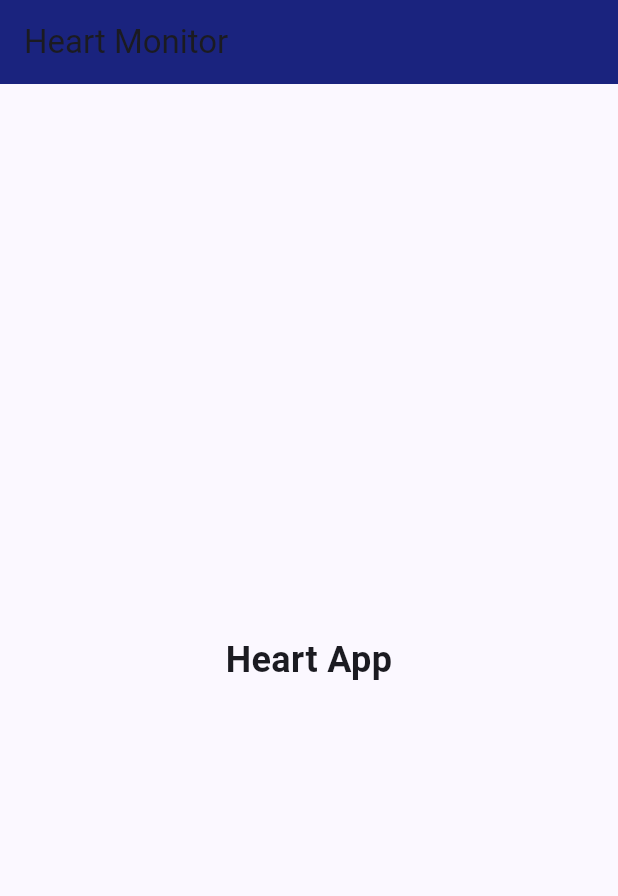
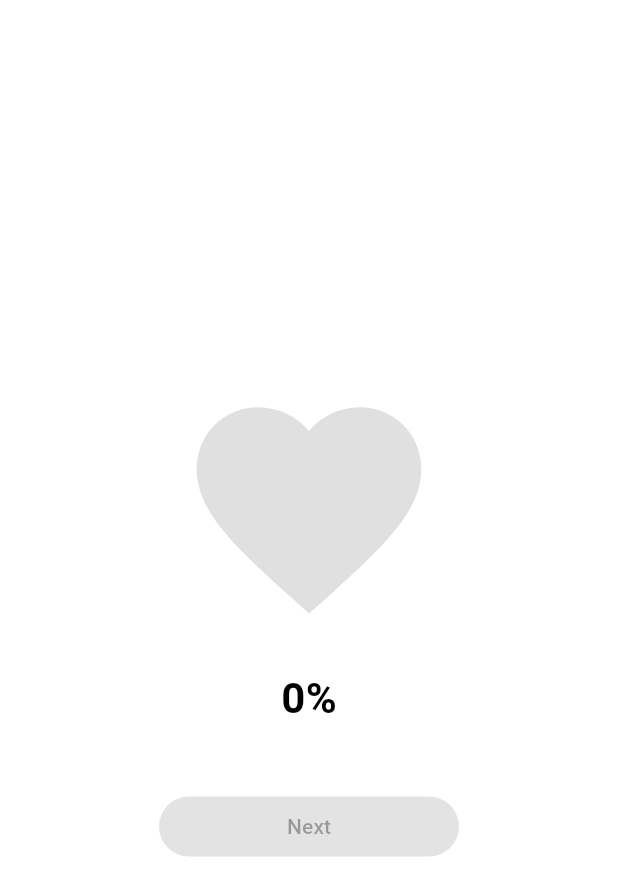
Before and after one commit to aravindsiddhanthi/Heart_App, a Flutter app: the screen it shows after launch, on a phone screen of 412 x 824 dp. Shown: the top 896 px of the screen. Run offline on Flutter 3.47's test engine with Material 3 defaults, Android fonts, the phone set to English and light mode, and no system bars.

Commit message:
Added HeartViewModel which controls app logic and heart filling & HeartServiceLayer for heart increment logic and DI

```diff
--- a/lib/main.dart
+++ b/lib/main.dart
@@ -2,28 +2,22 @@ import 'package:flutter/material.dart';
 import 'view/home_view.dart';
 
 void main() {
-  // entry point
   runApp(const HeartApp());
 }
 
-//  here is the main app widget
 class HeartApp extends StatelessWidget {
-  //
   const HeartApp({super.key});
 
   @override
   Widget build(BuildContext context) {
     return MaterialApp(
-      debugShowCheckedModeBanner:
-          false, // here the debug label will get removed
+      debugShowCheckedModeBanner: false,
       title: 'Heart App',
       theme: ThemeData(
-        colorScheme: ColorScheme.fromSeed(
-          seedColor: Colors.indigo.shade900,
-        ), // as per given instructions
-        useMaterial3: true, // enables modern UI styling
+        colorScheme: ColorScheme.fromSeed(seedColor: Colors.deepPurple),
+        useMaterial3: true,
       ),
-      home: const HomeView(), // our first screen
+      home: const HomeView(),
     );
   }
 }
--- a/lib/view/home_view.dart
+++ b/lib/view/home_view.dart
@@ -1,24 +1,145 @@
+import 'dart:async';
 import 'package:flutter/material.dart';
 
-class HomeView extends StatelessWidget {
-  // static UI
+class HomeView extends StatefulWidget {
   const HomeView({super.key});
+
+  @override
+  State<HomeView> createState() => _HomeViewState();
+}
+
+class _HomeViewState extends State<HomeView> {
+  double _progress = 0.0; // 0 to 1 range
+  Timer? _timer;
+  bool _isFilling = false;
+
+  // Start or pause the filling inside heart
+  void _toggleFill() {
+    if (_isFilling) {
+      _timer?.cancel();
+      setState(() => _isFilling = false);
+    } else {
+      _timer = Timer.periodic(const Duration(seconds: 1), (timer) {
+        setState(() {
+          if (_progress < 1.0) {
+            _progress += 0.1; // fill 10 % for every each second
+          } else {
+            _timer?.cancel();
+            _isFilling = false;
+          }
+        });
+      });
+      setState(() => _isFilling = true);
+    }
+  }
+
+  void _clearHeart() {
+    _timer?.cancel();
+    setState(() {
+      _progress = 0.0;
+      _isFilling = false;
+    });
+  }
+
+  void _goToSuccessScreen() {
+    Navigator.push(
+      context,
+      MaterialPageRoute(builder: (_) => const SuccessView()),
+    );
+  }
 
   @override
   Widget build(BuildContext context) {
     return Scaffold(
-      // layout for the screen
-      appBar: AppBar(
-        title: const Text('Heart Monitor'),
-        backgroundColor: Colors.indigo.shade900,
-      ),
-      body: const Center(
-        child: Text(
-          'Heart App ',
-          style: TextStyle(fontSize: 24, fontWeight: FontWeight.bold),
-          textAlign: TextAlign.center,
+      backgroundColor: Colors.white,
+      body: SafeArea(
+        child: Column(
+          mainAxisAlignment: MainAxisAlignment.center,
+          children: [
+            GestureDetector(
+              onTap: _toggleFill,
+              child: Stack(
+                alignment: Alignment.center,
+                children: [
+                  // Heart outline (gray)
+                  Icon(Icons.favorite, color: Colors.grey[300], size: 180),
+                  // Filled portion
+                  ClipRect(
+                    child: Align(
+                      alignment: Alignment.bottomCenter,
+                      heightFactor: _progress,
+                      child: const Icon(
+                        Icons.favorite,
+                        color: Colors.deepPurple, // as per given image color
+                        size: 180,
+                      ),
+                    ),
+                  ),
+                ],
+              ),
+            ),
+            const SizedBox(height: 16),
+            Text(
+              "${(_progress * 100).toInt()}%",
+              style: const TextStyle(
+                fontSize: 28,
+                fontWeight: FontWeight.bold,
+                color: Colors.black,
+              ),
+            ),
+            const SizedBox(height: 32),
+            if (_progress == 1.0)
+              ElevatedButton(
+                onPressed: _clearHeart,
+                style: ElevatedButton.styleFrom(
+                  backgroundColor: Colors.blue,
+                  fixedSize: const Size(200, 40),
+                ),
+                child: const Text('Clear'),
+              ),
+            const SizedBox(height: 10),
+            ElevatedButton(
+              onPressed: _progress == 1.0 ? _goToSuccessScreen : null,
+              style: ElevatedButton.styleFrom(
+                backgroundColor: Colors.blue,
+                fixedSize: const Size(200, 40),
+              ),
+              child: const Text('Next'),
+            ),
+          ],
         ),
       ),
     );
   }
 }
+
+// Separate Success screen
+class SuccessView extends StatelessWidget {
+  const SuccessView({super.key});
+
+  @override
+  Widget build(BuildContext context) {
+    return Scaffold(
+      body: Center(
+        child: Column(
+          mainAxisAlignment: MainAxisAlignment.center,
+          children: [
+            const Text(
+              'SUCCESS!',
+              style: TextStyle(fontSize: 32, fontWeight: FontWeight.bold),
+            ),
+            const SizedBox(height: 20),
+            ElevatedButton(
+              onPressed: () => Navigator.pop(context),
+              style: ElevatedButton.styleFrom(
+                backgroundColor: Colors.blue,
+                fixedSize: const Size(200, 40),
+              ),
+              child: const Text('Back'),
+            ),
+          ],
+        ),
+      ),
+    );
+  }
+}
```
Also changed, not shown: lib/services/heart_service.dart (added, +11 -0 lines), lib/viewmodel/heart_viewmodel.dart (added, +42 -0 lines), lib/model/heart_state.dart (renamed from lib/model/heart_start.dart).
